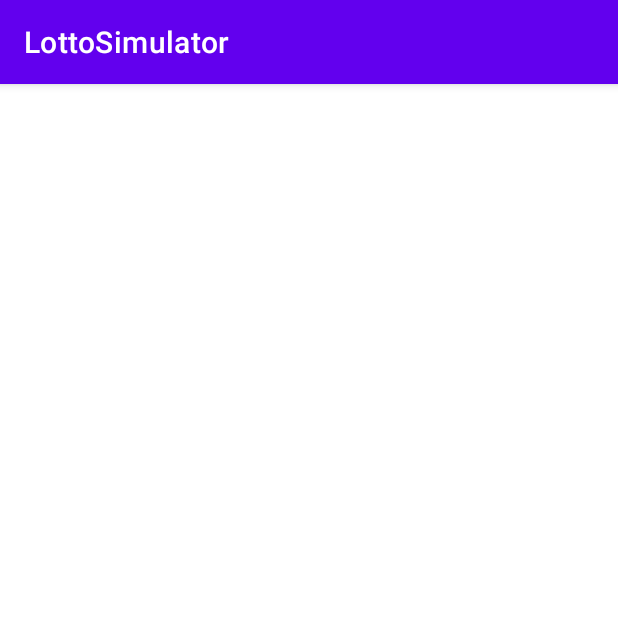
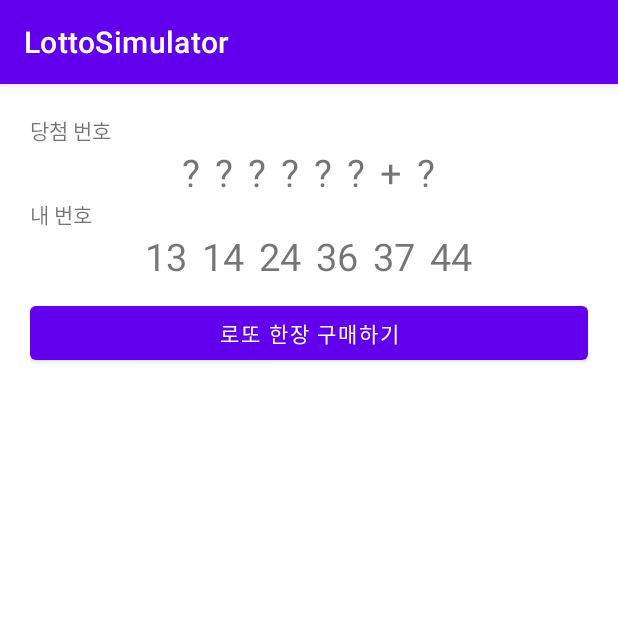
Before and after one commit to smin9408/LottoSimulator, an Android app: the screen it shows after launch (MainActivity), on a phone screen of 412 x 824 dp, the top half of it. Run offline under Robolectric (Android 15) with nearby library versions, the phone set to English and light mode, and no system bars.

Commit message:
내 번호 / 당첨번호 / 구매버튼 UI

```diff
--- a/app/src/main/res/layout/activity_main.xml
+++ b/app/src/main/res/layout/activity_main.xml
@@ -4,11 +4,139 @@
     xmlns:tools="http://schemas.android.com/tools"
     android:layout_width="match_parent"
     android:layout_height="match_parent"
-    android:padding="15dp"
+    android:orientation="vertical"
+    android:padding="20dp"
     tools:context=".MainActivity">
 
 
+    <TextView
+        android:layout_width="wrap_content"
+        android:layout_height="wrap_content"
+        android:text="당첨 번호" />
 
+    <LinearLayout
+        android:layout_width="match_parent"
+        android:layout_height="wrap_content"
+        android:gravity="center"
+        android:orientation="horizontal">
+
+        <TextView
+            android:layout_width="wrap_content"
+            android:layout_height="wrap_content"
+            android:text="\?"
+            android:textSize="25sp" />
+
+        <TextView
+            android:layout_width="wrap_content"
+            android:layout_height="wrap_content"
+            android:layout_marginStart="10dp"
+            android:text="\?"
+            android:textSize="25sp" />
+
+        <TextView
+            android:layout_width="wrap_content"
+            android:layout_height="wrap_content"
+            android:layout_marginStart="10dp"
+            android:text="\?"
+            android:textSize="25sp" />
+
+        <TextView
+            android:layout_width="wrap_content"
+            android:layout_height="wrap_content"
+            android:layout_marginStart="10dp"
+            android:text="\?"
+            android:textSize="25sp" />
+
+        <TextView
+            android:layout_width="wrap_content"
+            android:layout_height="wrap_content"
+            android:layout_marginStart="10dp"
+            android:text="\?"
+            android:textSize="25sp" />
+
+        <TextView
+            android:layout_width="wrap_content"
+            android:layout_height="wrap_content"
+            android:layout_marginStart="10dp"
+            android:text="\?"
+            android:textSize="25sp" />
+
+        <TextView
+            android:layout_width="wrap_content"
+            android:layout_height="wrap_content"
+            android:layout_marginStart="10dp"
+            android:text="+"
+            android:textSize="25sp" />
+
+        <TextView
+            android:layout_width="wrap_content"
+            android:layout_height="wrap_content"
+            android:layout_marginStart="10dp"
+            android:text="\?"
+            android:textSize="25sp" />
+
+
+    </LinearLayout>
+
+    <TextView
+        android:layout_width="wrap_content"
+        android:layout_height="wrap_content"
+        android:text="내 번호" />
+
+    <LinearLayout
+        android:layout_width="match_parent"
+        android:layout_height="wrap_content"
+        android:gravity="center"
+        android:orientation="horizontal">
+
+        <TextView
+            android:layout_width="wrap_content"
+            android:layout_height="wrap_content"
+            android:text="13"
+            android:textSize="25sp" />
+
+        <TextView
+            android:layout_width="wrap_content"
+            android:layout_height="wrap_content"
+            android:layout_marginStart="10dp"
+            android:text="14"
+            android:textSize="25sp" />
+
+        <TextView
+            android:layout_width="wrap_content"
+            android:layout_height="wrap_content"
+            android:layout_marginStart="10dp"
+            android:text="24"
+            android:textSize="25sp" />
+
+        <TextView
+            android:layout_width="wrap_content"
+            android:layout_height="wrap_content"
+            android:layout_marginStart="10dp"
+            android:text="36"
+            android:textSize="25sp" />
+
+        <TextView
+            android:layout_width="wrap_content"
+            android:layout_height="wrap_content"
+            android:layout_marginStart="10dp"
+            android:text="37"
+            android:textSize="25sp" />
+
+        <TextView
+            android:layout_width="wrap_content"
+            android:layout_height="wrap_content"
+            android:layout_marginStart="10dp"
+            android:text="44"
+            android:textSize="25sp" />
+
+    </LinearLayout>
+
+    <Button
+        android:layout_width="match_parent"
+        android:layout_height="wrap_content"
+        android:layout_marginTop="10dp"
+        android:text="로또 한장 구매하기" />
 
 
 </LinearLayout>
```
